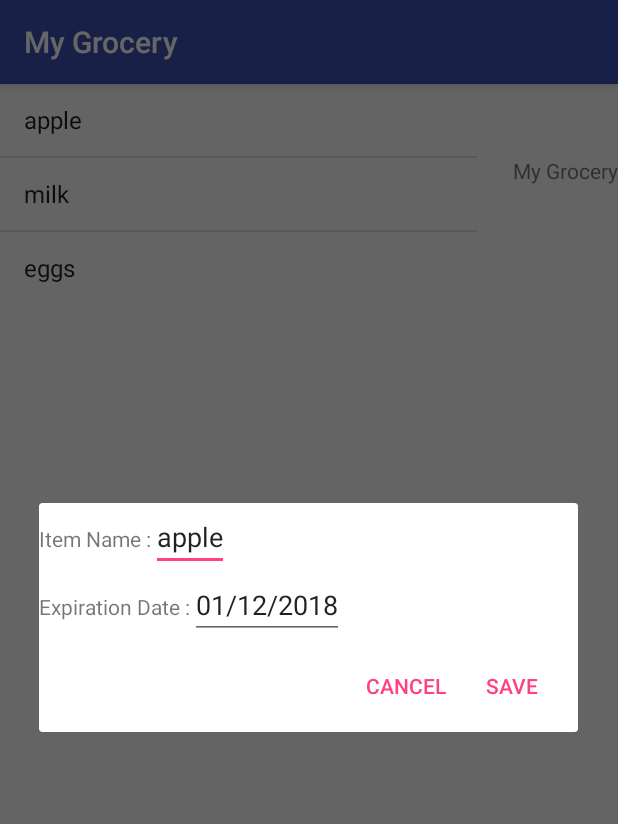
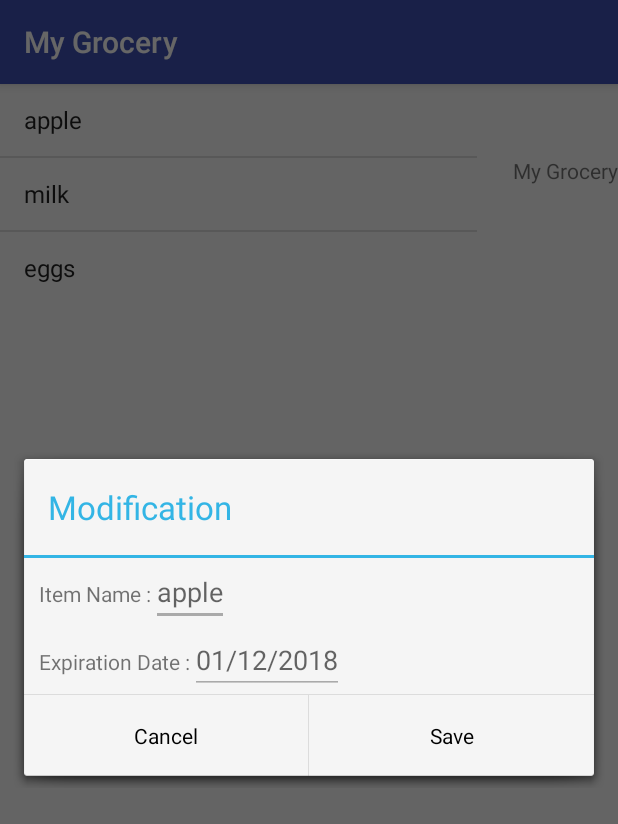
Before and after one commit to wang2262/grocery_assistant, an Android app: the screen it shows after launch (MainActivity), after a tap on "apple", on a phone screen of 412 x 824 dp. Shown: the top 824 px of the screen. Run offline under Robolectric (Android 15) with nearby library versions, the phone set to English and light mode, and no system bars.

Commit message:
polish dialog UI

```diff
--- a/app/src/main/java/com/example/team22cs407/groceryassistant/ModificationDialogFragment.java
+++ b/app/src/main/java/com/example/team22cs407/groceryassistant/ModificationDialogFragment.java
@@ -24,7 +24,7 @@ public class ModificationDialogFragment extends DialogFragment {
     @Override
     public Dialog onCreateDialog(Bundle savedInstanceState) {
         // Use the Builder class for convenient dialog construction
-        AlertDialog.Builder builder = new AlertDialog.Builder(getActivity());
+        AlertDialog.Builder builder = new AlertDialog.Builder(getActivity(), AlertDialog.THEME_HOLO_LIGHT);
         /*
         builder.setMessage(R.string.modification_dialog_message)
                 .setPositiveButton(R.string.modification_dialog_save, new DialogInterface.OnClickListener() {
@@ -42,6 +42,7 @@ public class ModificationDialogFragment extends DialogFragment {
         LayoutInflater inflater = getActivity().getLayoutInflater();
 
         final View view = inflater.inflate(R.layout.dialog_modification, null);
+
         // get arguments for item_name, expiration date
         String item_name = "";
         String expiration_date = "mm/dd/yyyy";
@@ -51,12 +52,13 @@ public class ModificationDialogFragment extends DialogFragment {
            expiration_date = args.getString("expiration_date", "mm/dd/yyyy");
         }
         EditText nameView = view.findViewById(R.id.item_name);
-        nameView.setText(item_name);
+        nameView.setHint(item_name);
         EditText expirationView = view.findViewById(R.id.item_expiration);
-        expirationView.setText(expiration_date);
+        expirationView.setHint(expiration_date);
 
         // Inflate and set the layout for the dialog
         builder.setView(view)
+                .setTitle("Modification")
                 // Add action buttons
                 .setPositiveButton(R.string.modification_dialog_save, new DialogInterface.OnClickListener() {
                     @Override
--- /dev/null
+++ b/app/src/main/res/drawable/cursor_color.xml
@@ -0,0 +1,5 @@
+<?xml version="1.0" encoding="utf-8"?>
+<shape xmlns:android="http://schemas.android.com/apk/res/android" >
+    <size android:width="2dp" />
+    <solid android:color="#000000"  />
+</shape>
--- a/app/src/main/res/layout/dialog_modification.xml
+++ b/app/src/main/res/layout/dialog_modification.xml
@@ -35,7 +35,8 @@
     <LinearLayout
         android:orientation="horizontal"
         android:layout_width="fill_parent"
-        android:layout_height="wrap_content">
+        android:layout_height="wrap_content"
+        android:layout_marginStart="10dp">
         <TextView
             android:id="@+id/name_lable"
             android:layout_width="wrap_content"
@@ -44,12 +45,15 @@
         <EditText
             android:id="@+id/item_name"
             android:layout_width="wrap_content"
-            android:layout_height="wrap_content" />
+            android:layout_height="wrap_content"
+            android:textCursorDrawable="@drawable/cursor_color"
+            android:backgroundTint="@android:color/darker_gray"/>
     </LinearLayout>
     <LinearLayout
         android:orientation="horizontal"
         android:layout_width="fill_parent"
-        android:layout_height="wrap_content">
+        android:layout_height="wrap_content"
+        android:layout_marginStart="10dp">
         <TextView
             android:id="@+id/expiration_lable"
             android:layout_width="wrap_content"
@@ -58,6 +62,8 @@
         <EditText
             android:id="@+id/item_expiration"
             android:layout_width="wrap_content"
-            android:layout_height="wrap_content" />
+            android:layout_height="wrap_content"
+            android:textCursorDrawable="@drawable/cursor_color"
+            android:backgroundTint="@android:color/darker_gray"/>
     </LinearLayout>
 </LinearLayout>
```
